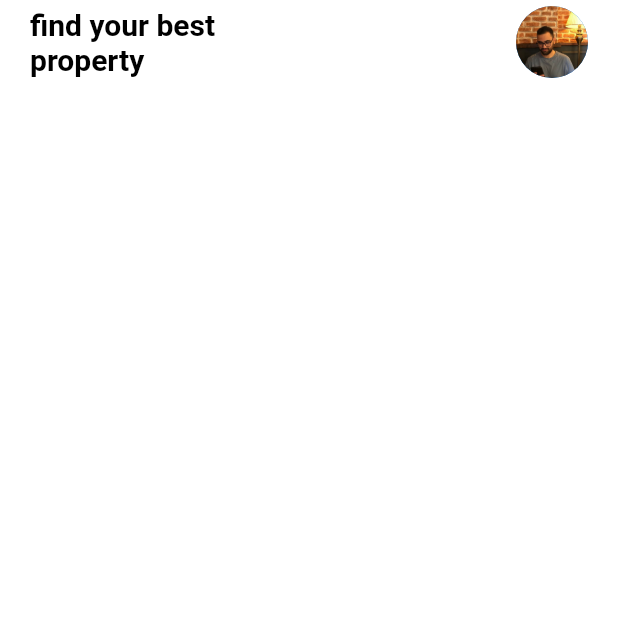
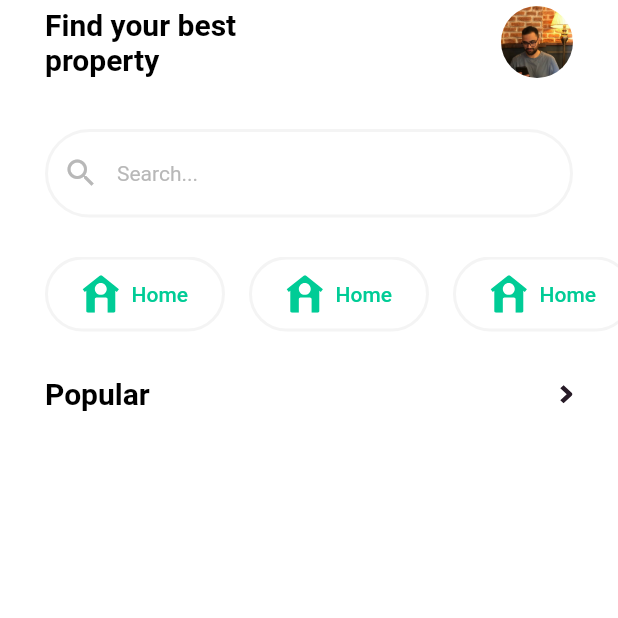
Before and after one commit to mahdinaghikhanii/realestate, a Flutter app: the screen it shows after launch, on a phone screen of 412 x 824 dp, the top half of it. Run offline on Flutter 3.47's test engine with Material 2 defaults, Android fonts, the phone set to English and light mode, and no system bars; our stand-ins replace flutter_svg.

Commit message:
upload img and icon in my assets project

```diff
--- /dev/null
+++ b/lib/module/widgets/category_iteam.dart
@@ -0,0 +1,40 @@
+import 'package:flutter/material.dart';
+import 'package:flutter_svg/svg.dart';
+
+class CateGoryIteam extends StatelessWidget {
+  const CateGoryIteam({Key? key}) : super(key: key);
+
+  @override
+  Widget build(BuildContext context) {
+    return Padding(
+      padding: const EdgeInsets.only(right: 16),
+      child: Container(
+          height: 28,
+          width: 120,
+          padding: const EdgeInsets.symmetric(vertical: 8),
+          decoration: BoxDecoration(
+              border: Border.all(width: 2, color: const Color(0xFFF4F4F4)),
+              borderRadius: BorderRadius.circular(32)),
+          child: Row(
+            mainAxisAlignment: MainAxisAlignment.center,
+            crossAxisAlignment: CrossAxisAlignment.center,
+            children: [
+              SizedBox(
+                width: 25,
+                height: 25,
+                child: SvgPicture.asset('assets/svg/Subtract.svg',
+                    width: 30, height: 30, color: const Color(0xFF00CC96)),
+              ),
+              const SizedBox(width: 8),
+              const Text("Home",
+                  textAlign: TextAlign.center,
+                  style: TextStyle(
+                      color: Color(0xFF00CC96),
+                      fontSize: 14,
+                      fontWeight: FontWeight.w500)),
+              const SizedBox(height: 12),
+            ],
+          )),
+    );
+  }
+}
--- /dev/null
+++ b/lib/module/widgets/home_details_item.dart
@@ -0,0 +1,10 @@
+import 'package:flutter/material.dart';
+
+class HomeDetailsIteam extends StatelessWidget {
+  const HomeDetailsIteam({Key? key}) : super(key: key);
+
+  @override
+  Widget build(BuildContext context) {
+    return Container();
+  }
+}
--- /dev/null
+++ b/lib/module/widgets/input_text.dart
@@ -0,0 +1,26 @@
+import 'package:flutter/material.dart';
+
+class MInputText extends StatelessWidget {
+  const MInputText({Key? key}) : super(key: key);
+
+  @override
+  Widget build(BuildContext context) {
+    return TextField(
+      decoration: InputDecoration(
+        contentPadding: const EdgeInsets.symmetric(vertical: 20),
+        prefixIcon:
+            const Icon(Icons.search, color: Color(0xFFB8B8B8), size: 24),
+        hintText: "Search...",
+        hintStyle: const TextStyle(color: Color(0xFFB8B8B8), fontSize: 14),
+        enabledBorder: OutlineInputBorder(
+          borderSide: const BorderSide(width: 2, color: Color(0xFFF4F4F4)),
+          borderRadius: BorderRadius.circular(32),
+        ),
+        focusedBorder: OutlineInputBorder(
+          borderSide: const BorderSide(width: 2, color: Color(0xFFF4F4F4)),
+          borderRadius: BorderRadius.circular(15),
+        ),
+      ),
+    );
+  }
+}
--- a/lib/views/home.dart
+++ b/lib/views/home.dart
@@ -1,4 +1,8 @@
 import 'package:flutter/material.dart';
+import 'package:flutter_svg/flutter_svg.dart';
+
+import '../module/widgets/category_iteam.dart';
+import '../module/widgets/input_text.dart';
 
 class Home extends StatelessWidget {
   const Home({Key? key}) : super(key: key);
@@ -13,9 +17,9 @@ class Home extends StatelessWidget {
           centerTitle: false,
           titleSpacing: 0,
           title: const Padding(
-            padding: EdgeInsets.symmetric(horizontal: 20),
+            padding: EdgeInsets.symmetric(horizontal: 30),
             child: Text(
-              "find your best\nproperty",
+              "Find your best\nproperty",
               style: TextStyle(
                   color: Colors.black,
                   fontWeight: FontWeight.bold,
@@ -24,11 +28,12 @@ class Home extends StatelessWidget {
           ),
           actions: const [
             Padding(
-              padding: EdgeInsets.symmetric(horizontal: 20),
+              padding: EdgeInsets.symmetric(horizontal: 30),
               child: SizedBox(
                 width: 48,
                 height: 48,
                 child: CircleAvatar(
+                  backgroundColor: Colors.transparent,
                   backgroundImage: AssetImage(
                     'assets/img/profile.jpg',
                   ),
@@ -43,7 +48,40 @@ class Home extends StatelessWidget {
             height: double.infinity,
             color: const Color(0xFFFFFFFF),
             child: Column(
-              children: [Container()],
+              crossAxisAlignment: CrossAxisAlignment.start,
+              children: [
+                const SizedBox(height: 30),
+                const Padding(
+                    padding: EdgeInsets.symmetric(horizontal: 30),
+                    child: MInputText()),
+                const SizedBox(height: 26),
+                Padding(
+                  padding: const EdgeInsets.only(left: 30),
+                  child: SizedBox(
+                      width: double.infinity,
+                      height: 50,
+                      child: ListView.builder(
+                          scrollDirection: Axis.horizontal,
+                          itemCount: 3,
+                          itemBuilder: (context, index) {
+                            return const CateGoryIteam();
+                          })),
+                ),
+                const SizedBox(height: 30),
+                Padding(
+                    padding: const EdgeInsets.symmetric(horizontal: 30),
+                    child: Row(
+                      children: [
+                        const Text('Popular',
+                            style: TextStyle(
+                                color: Colors.black,
+                                fontWeight: FontWeight.bold,
+                                fontSize: 20)),
+                        const Spacer(),
+                        SvgPicture.asset("assets/svg/right.svg")
+                      ],
+                    ))
+              ],
             ),
           ),
         ));
--- a/pubspec.yaml
+++ b/pubspec.yaml
@@ -34,6 +34,7 @@ dependencies:
   # The following adds the Cupertino Icons font to your application.
   # Use with the CupertinoIcons class for iOS style icons.
   cupertino_icons: ^1.0.2
+  flutter_svg: ^1.1.3
 
 dev_dependencies:
   flutter_test:
@@ -60,6 +61,7 @@ flutter:
   # To add assets to your application, add an assets section, like this:
   assets:
      - assets/img/
+     - assets/svg/
   #   - images/a_dot_ham.jpeg
 
   # An image asset can refer to one or more resolution-specific "variants", see
```
Also changed, not shown: assets/img/home1.png (added), assets/img/home2.png (added), assets/img/home3.png (added), assets/svg/Subtract.svg (added), assets/svg/right.svg (added), pubspec.lock.
